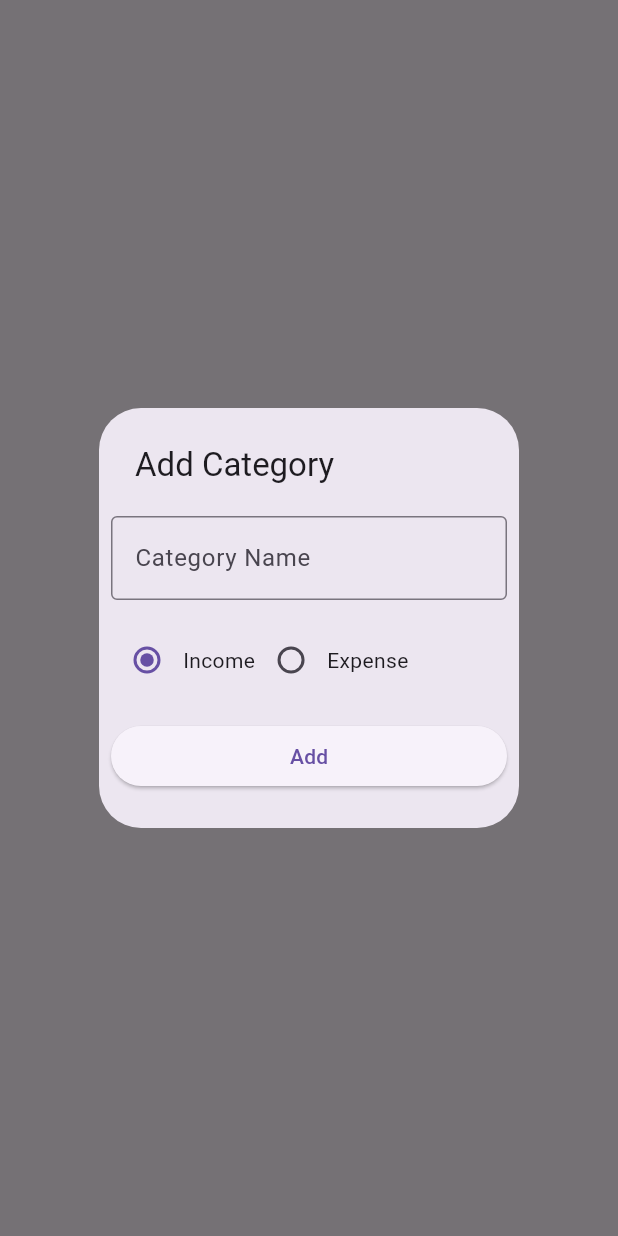
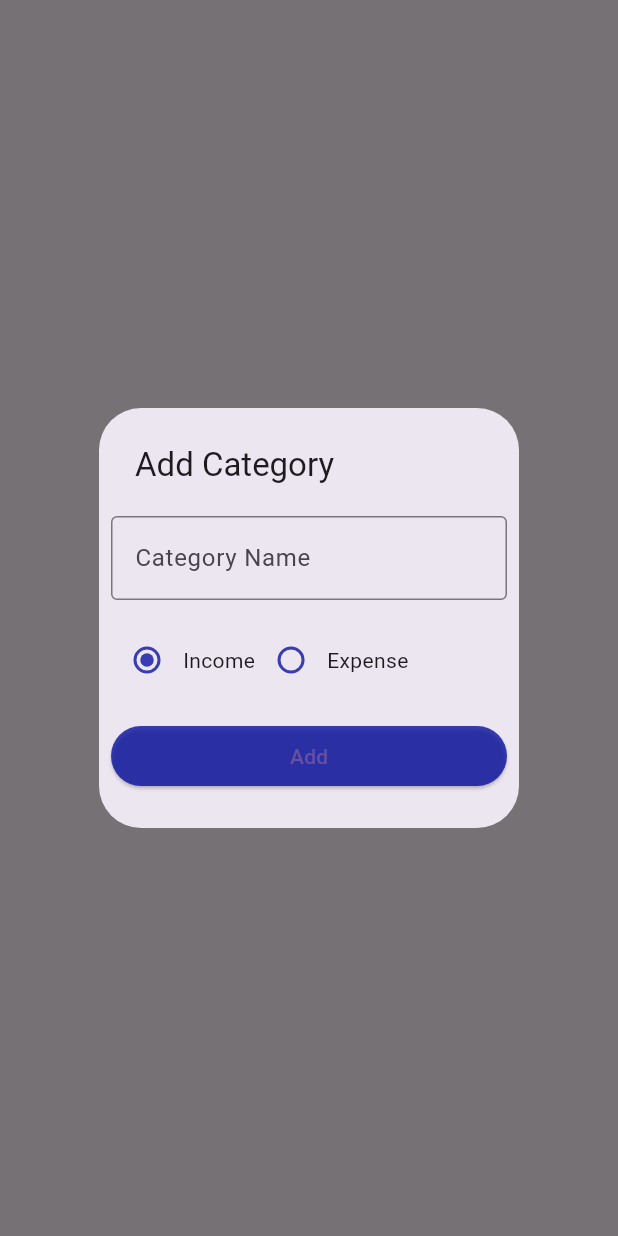
Before and after one commit to sarath604/money-manager, a Flutter app: the ShowCategoryAddPopup widget shown alone on an empty page, opened directly, on a phone screen of 412 x 824 dp. Run offline on Flutter 3.47's test engine with Material 3 defaults, Android fonts, the phone set to English and light mode, and no system bars; our stand-ins replace flutter_slidable, hive, hive_flutter; accounts and stored records are empty.

Commit message:
modified popup

```diff
--- a/money_management/lib/category/Category_add_popup.dart
+++ b/money_management/lib/category/Category_add_popup.dart
@@ -1,5 +1,6 @@
 import 'package:flutter/material.dart';
 import 'package:money_management/db/category/category_db.dart';
+import 'package:money_management/main.dart';
 import 'package:money_management/models/category/category_models.dart';
 
 ValueNotifier<CategoryType> selectedCategoryNotifier =
@@ -35,6 +36,10 @@ Future<void> ShowCategoryAddPopup(BuildContext context) async {
           Padding(
             padding: const EdgeInsets.all(8.0),
             child: ElevatedButton(
+               style: ButtonStyle(
+                  backgroundColor:
+                      MaterialStateColor.resolveWith((states) => appcolor),
+                ),
               onPressed: () {
                 final _name = _nameEditingController.text;
                 if (_name.isEmpty) {
@@ -70,6 +75,8 @@ class RadioButton extends StatelessWidget {
             valueListenable: selectedCategoryNotifier,
             builder: (BuildContext ctx, CategoryType newCategory, Widget? _) {
               return Radio<CategoryType>(
+                fillColor: MaterialStateColor.resolveWith(
+                            (states) => appcolor),
                 value: type,
                 groupValue: newCategory,
                 onChanged: (value) {
--- a/money_management/lib/sreens/sreen_home.dart
+++ b/money_management/lib/sreens/sreen_home.dart
@@ -21,7 +21,7 @@ class ScreenHome extends StatelessWidget {
         leading: Image.asset(
           'C:/Users/pro/Desktop/New folder/money_management/assets/1715927131801-removebg-preview.png',
         ),
-        title:const Text('MONEY MANAGER'),
+        title: const Text('MONEY MANAGER'),
         centerTitle: true,
         backgroundColor: appcolor,
       ),
```
